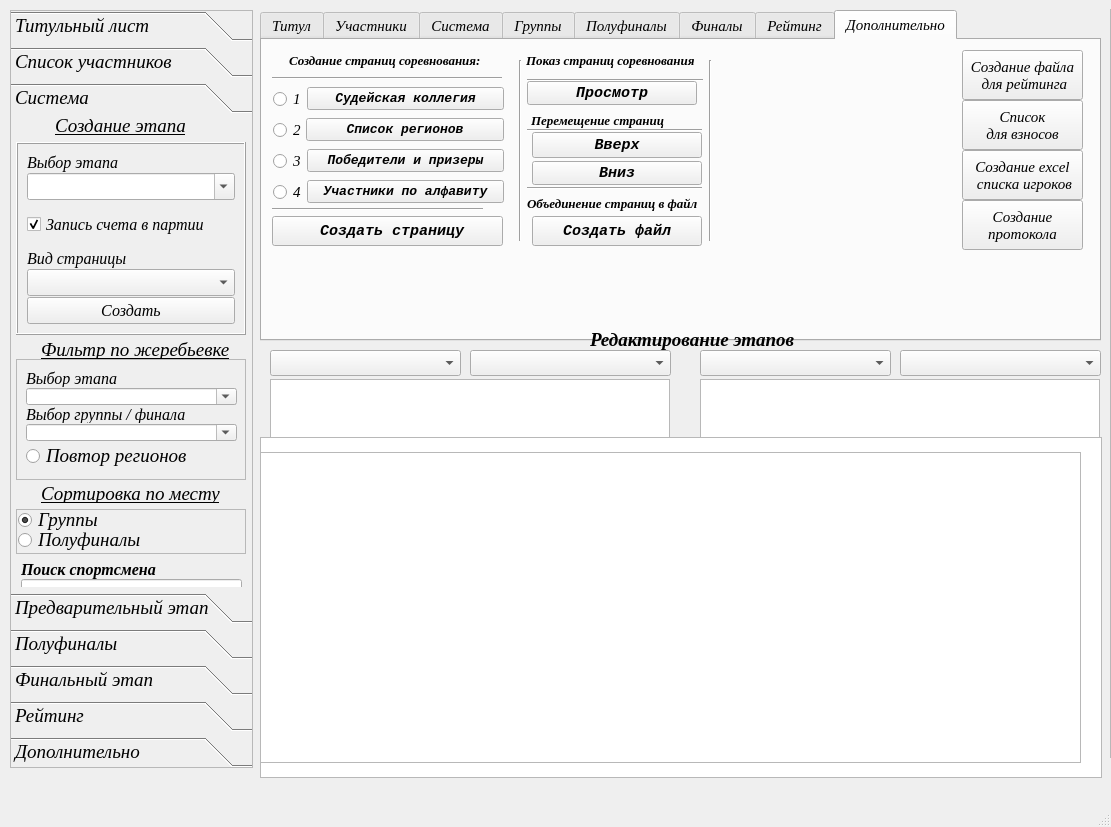
Kaspar0810/Competitions_TT_SQL, file UI/main_window.ui: the form before one commit.
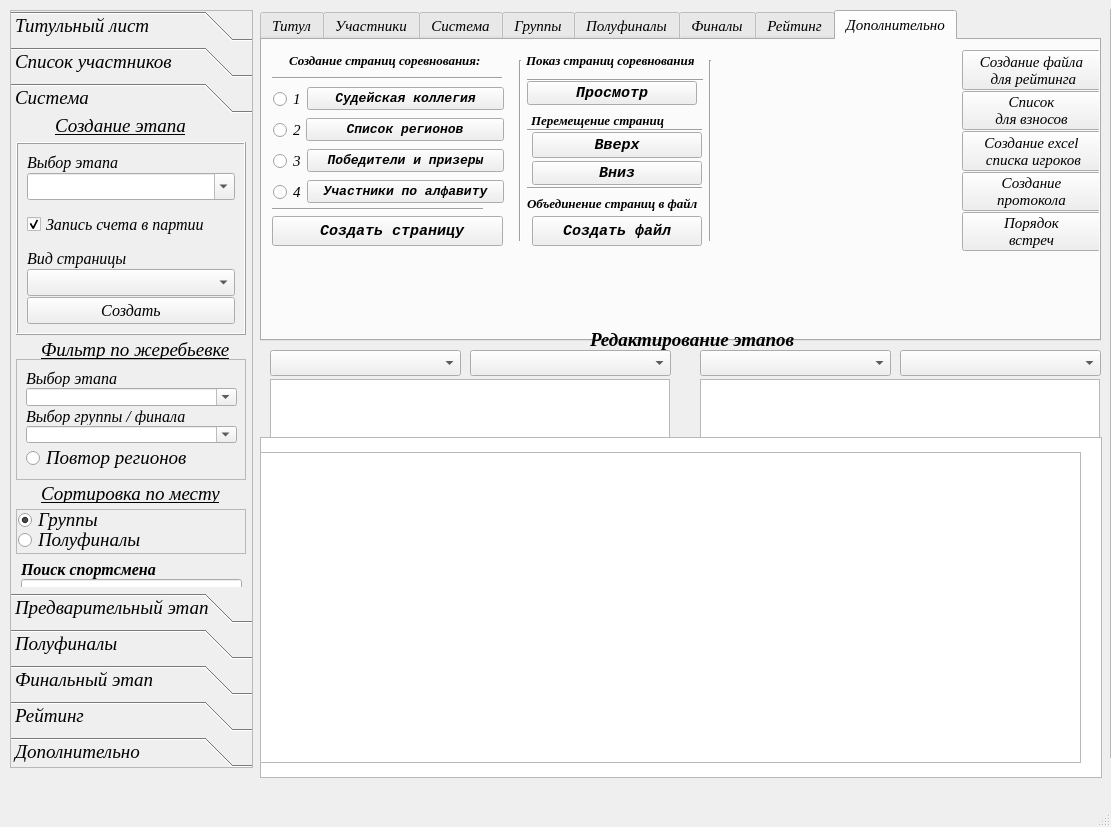
The form after the commit.

Commit message: создан порядок встреч

Diff of the .ui file:
```diff
--- a/UI/main_window.ui
+++ b/UI/main_window.ui
@@ -3917,38 +3917,6 @@
      <attribute name="title">
       <string>Дополнительно</string>
      </attribute>
-     <widget class="QPushButton" name="Button_made_R_file">
-      <property name="geometry">
-       <rect>
-        <x>700</x>
-        <y>10</y>
-        <width>121</width>
-        <height>50</height>
-       </rect>
-      </property>
-      <property name="font">
-       <font>
-        <family>Times New Roman</family>
-        <italic>true</italic>
-       </font>
-      </property>
-      <property name="text">
-       <string>Создание файла
- для рейтинга</string>
-      </property>
-      <property name="shortcut">
-       <string/>
-      </property>
-      <property name="autoRepeat">
-       <bool>false</bool>
-      </property>
-      <property name="default">
-       <bool>false</bool>
-      </property>
-      <property name="flat">
-       <bool>false</bool>
-      </property>
-     </widget>
      <widget class="Line" name="line_6">
       <property name="geometry">
        <rect>
@@ -4416,15 +4384,47 @@
        <enum>Qt::Horizontal</enum>
       </property>
      </widget>
+     <widget class="QWidget" name="">
+      <property name="geometry">
+       <rect>
+        <x>700</x>
+        <y>10</y>
+        <width>139</width>
+        <height>201</height>
+       </rect>
+      </property>
+      <layout class="QVBoxLayout" name="verticalLayout_53">
+       <property name="spacing">
+        <number>1</number>
+       </property>
+       <item>
+        <widget class="QPushButton" name="Button_made_R_file">
+         <property name="font">
+          <font>
+           <family>Times New Roman</family>
+           <italic>true</italic>
+          </font>
+         </property>
+         <property name="text">
+          <string>Создание файла
+ для рейтинга</string>
+         </property>
+         <property name="shortcut">
+          <string/>
+         </property>
+         <property name="autoRepeat">
+          <bool>false</bool>
+         </property>
+         <property name="default">
+          <bool>false</bool>
+         </property>
+         <property name="flat">
+          <bool>false</bool>
+         </property>
+        </widget>
+       </item>
+       <item>
      <widget class="QPushButton" name="Button_pay">
-      <property name="geometry">
-       <rect>
-        <x>700</x>
-        <y>60</y>
-        <width>121</width>
-        <height>50</height>
-       </rect>
-      </property>
       <property name="font">
        <font>
         <family>Times New Roman</family>
@@ -4436,15 +4436,9 @@
 для взносов</string>
       </property>
      </widget>
+       </item>
+       <item>
      <widget class="QPushButton" name="Button_made_player_list_excel">
-      <property name="geometry">
-       <rect>
-        <x>700</x>
-        <y>110</y>
-        <width>121</width>
-        <height>50</height>
-       </rect>
-      </property>
       <property name="font">
        <font>
         <family>Times New Roman</family>
@@ -4468,15 +4462,9 @@
        <bool>false</bool>
       </property>
      </widget>
+       </item>
+       <item>
      <widget class="QPushButton" name="Button_made_protokol">
-      <property name="geometry">
-       <rect>
-        <x>700</x>
-        <y>160</y>
-        <width>121</width>
-        <height>50</height>
-       </rect>
-      </property>
       <property name="font">
        <font>
         <family>Times New Roman</family>
@@ -4500,6 +4488,35 @@
        <bool>false</bool>
       </property>
      </widget>
+       </item>
+       <item>
+        <widget class="QPushButton" name="Button_randevy">
+         <property name="font">
+          <font>
+           <family>Times New Roman</family>
+           <italic>true</italic>
+          </font>
+         </property>
+         <property name="text">
+          <string>Порядок
+встреч</string>
+         </property>
+         <property name="shortcut">
+          <string/>
+         </property>
+         <property name="autoRepeat">
+          <bool>false</bool>
+         </property>
+         <property name="default">
+          <bool>false</bool>
+         </property>
+         <property name="flat">
+          <bool>false</bool>
+         </property>
+        </widget>
+       </item>
+      </layout>
+     </widget>
     </widget>
    </widget>
    <widget class="QToolBox" name="toolBox">
@@ -5345,13 +5362,13 @@
       <property name="frameShadow">
        <enum>QFrame::Raised</enum>
       </property>
-      <widget class="QWidget" name="">
+      <widget class="QWidget" name="layoutWidget">
        <property name="geometry">
         <rect>
          <x>10</x>
          <y>10</y>
          <width>211</width>
-         <height>101</height>
+         <height>103</height>
         </rect>
        </property>
        <layout class="QVBoxLayout" name="verticalLayout_52">
```
Left out of the diff: 4 changed lines with no effect on the pictures. Lines whose indentation alone changed are shown as unchanged. The commit also changes 5 other files.
